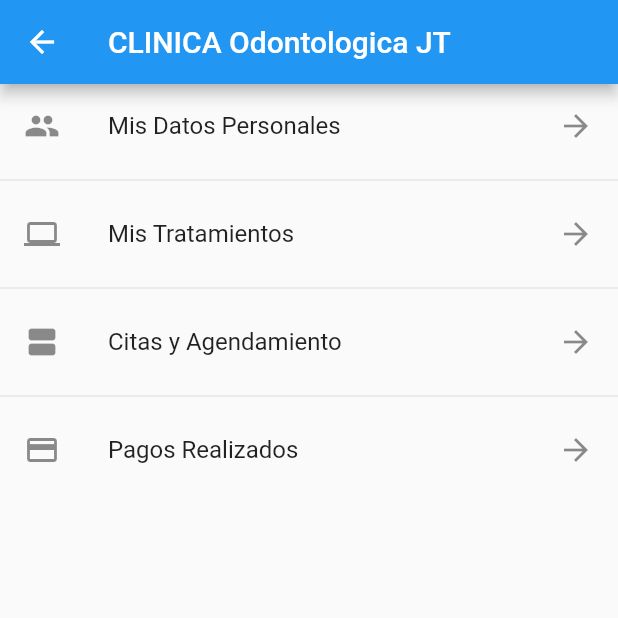
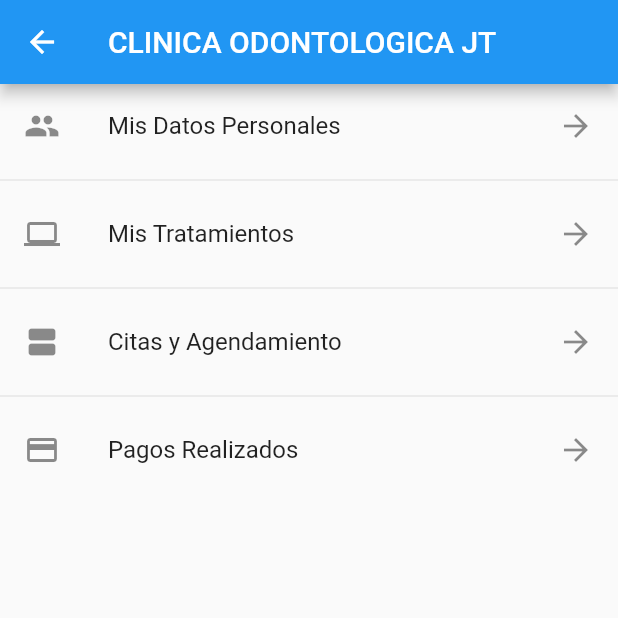
Before and after one commit to codejtyt/TALLERFlutterClinica, a Flutter app: the ListViewPage2 screen opened directly, on a phone screen of 412 x 824 dp, the top half of it. Run offline on Flutter 3.47's test engine with Material 2 defaults, Android fonts, the phone set to English and light mode, and no system bars.

```diff
--- a/clinicajulianpazmino/lib/views/menu.dart
+++ b/clinicajulianpazmino/lib/views/menu.dart
@@ -14,7 +14,7 @@ class _ListViewPage2State extends State<ListViewPage2> {
   Widget build(BuildContext context) {
     return Scaffold(
         appBar: AppBar(
-          title: Text('CLINICA Odontologica JT'),
+          title: Text('CLINICA ODONTOLOGICA JT'),
         ),
         body: _milista());
   }
```
